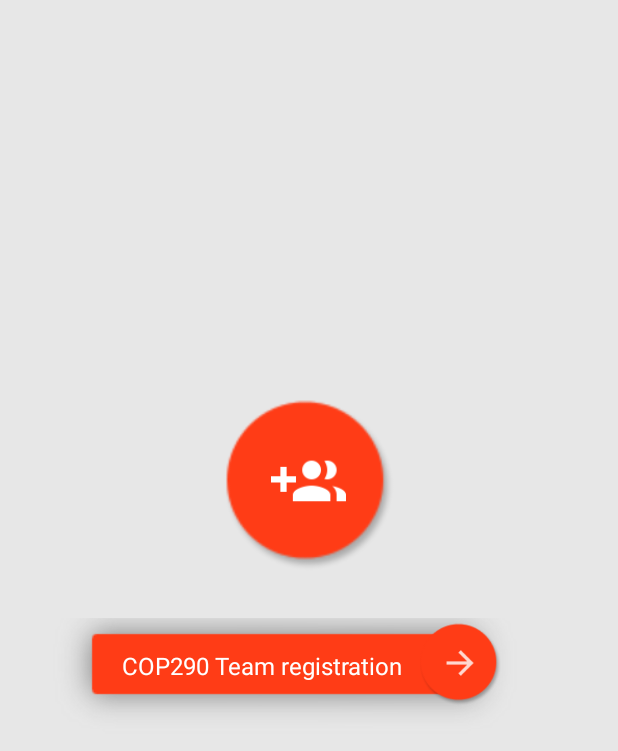
After one commit to coderkd10/TeamRegistrationApp, an Android app: the layout activity_welcome.xml on its own in the app's theme, with its tools: preview values and no code run, on a phone screen of 412 x 824 dp. The commit adds this screen. Shown: the top 751 px of the screen. Run offline under Robolectric (Android 15) with nearby library versions, the phone set to English and light mode, and no system bars.

Commit message:
added welcome activity

```diff
--- a/app/src/main/AndroidManifest.xml
+++ b/app/src/main/AndroidManifest.xml
@@ -1,7 +1,9 @@
 <?xml version="1.0" encoding="utf-8"?>
 <manifest xmlns:android="http://schemas.android.com/apk/res/android"
     package="com.ashish.cop290assign0" >
+
     <uses-permission android:name="android.permission.INTERNET" />
+
     <application
         android:allowBackup="true"
         android:icon="@mipmap/ic_launcher"
@@ -9,6 +11,10 @@
         android:theme="@style/AppTheme" >
         <activity
             android:name=".MainActivity"
+            android:label="@string/app_name" >
+        </activity>
+        <activity
+            android:name=".WelcomeActivity"
             android:label="@string/app_name" >
             <intent-filter>
                 <action android:name="android.intent.action.MAIN" />
--- /dev/null
+++ b/app/src/main/res/layout/activity_welcome.xml
@@ -0,0 +1,80 @@
+<RelativeLayout xmlns:android="http://schemas.android.com/apk/res/android"
+    xmlns:tools="http://schemas.android.com/tools" android:layout_width="match_parent"
+    android:layout_height="match_parent"
+    android:background="#e7e7e7"
+    tools:context="com.ashish.cop290assign0.WelcomeActivity">
+
+    <View
+        android:id="@+id/centered_view"
+        android:layout_centerInParent="true"
+        android:layout_width="0dp"
+        android:layout_height="0dp"/>
+    <RelativeLayout
+        android:id="@+id/icon_layout_main"
+        android:layout_above="@id/centered_view"
+        android:layout_marginBottom="30dp"
+        android:layout_centerHorizontal="true"
+        android:layout_width="wrap_content"
+        android:layout_height="wrap_content">
+        <View
+            android:id="@+id/icon_layout"
+            android:clickable="true"
+            android:layout_width="120dp"
+            android:layout_height="120dp"
+            android:background="@drawable/red_button_backg"/>
+        <ImageView
+            android:id="@+id/icon"
+            android:src="@drawable/ic_group_add_white_48dp"
+            android:tint="#fff"
+            android:layout_centerInParent="true"
+            android:gravity="center"
+            android:layout_width="50dp"
+            android:layout_height="50dp" />
+    </RelativeLayout>
+    <RelativeLayout
+        android:layout_below="@id/centered_view"
+        android:layout_alignParentLeft="true"
+        android:layout_width="wrap_content"
+        android:layout_height="wrap_content">
+        <RelativeLayout
+            android:id="@+id/title_text"
+            android:layout_marginLeft="35dp"
+            android:layout_marginTop="-15dp"
+            android:background="@drawable/red_shadow"
+            android:layout_width="wrap_content"
+            android:layout_height="wrap_content">
+            <TextView
+                android:layout_marginRight="30dp"
+                android:layout_centerVertical="true"
+                android:text="COP290 Team registration"
+                android:textSize="16sp"
+                android:paddingRight="20dp"
+                android:paddingLeft="20dp"
+                android:paddingTop="5dp"
+                android:paddingBottom="5dp"
+                android:gravity="center"
+                android:textColor="#ffffff"
+                android:layout_width="wrap_content"
+                android:layout_height="wrap_content" />
+        </RelativeLayout>
+        <RelativeLayout
+            android:layout_toRightOf="@id/title_text"
+            android:layout_marginLeft="-70dp"
+            android:layout_width="wrap_content"
+            android:layout_height="wrap_content">
+            <View
+                android:clickable="true"
+                android:onClick="proceed"
+                android:layout_width="60dp"
+                android:layout_height="60dp"
+                android:background="@drawable/red_button_backg"/>
+            <ImageView
+                android:src="@drawable/ic_action_forward"
+                android:tint="#fff"
+                android:layout_centerInParent="true"
+                android:gravity="center"
+                android:layout_width="25dp"
+                android:layout_height="25dp" />
+        </RelativeLayout>
+    </RelativeLayout>
+</RelativeLayout>
--- a/app/src/main/res/values/strings.xml
+++ b/app/src/main/res/values/strings.xml
@@ -3,4 +3,5 @@
 
     <string name="hello_world">Hello world!</string>
     <string name="action_settings">Settings</string>
+    <string name="title_activity_welcome">WelcomeActivity</string>
 </resources>
```
Also changed, not shown: app/src/main/java/com/ashish/cop290assign0/PagerFragment.java (+9 -5 lines), app/src/main/java/com/ashish/cop290assign0/WelcomeActivity.java (added, +62 -0 lines), app/src/main/res/menu/menu_welcome.xml (added, +7 -0 lines), app/src/main/res/drawable-hdpi/ic_action_forward.png (added), app/src/main/res/drawable-hdpi/ic_group_add_white_48dp.png (added), app/src/main/res/drawable-mdpi/ic_action_forward.png (added), app/src/main/res/drawable-mdpi/ic_group_add_white_48dp.png (added), app/src/main/res/drawable-xhdpi/ic_action_forward.png (added), app/src/main/res/drawable-xhdpi/ic_group_add_white_48dp.png (added), app/src/main/res/drawable-xxhdpi/ic_action_forward.png (added), app/src/main/res/drawable-xxhdpi/ic_group_add_white_48dp.png (added), app/src/main/res/drawable-xxxhdpi/ic_group_add_white_48dp.png (added).
